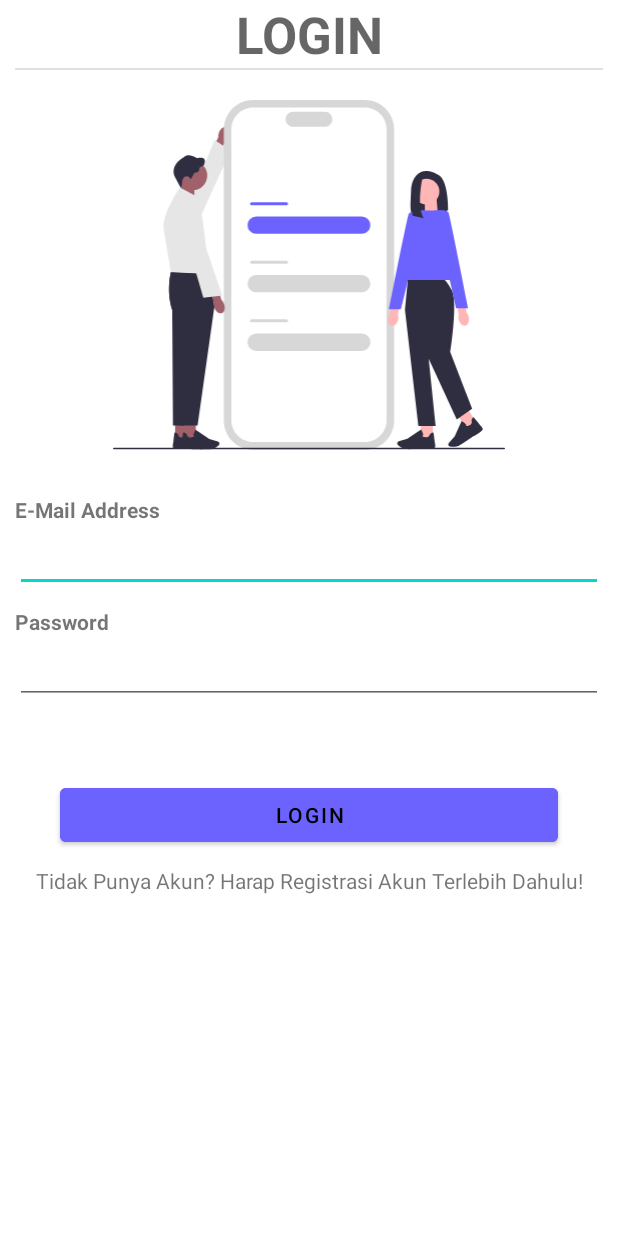
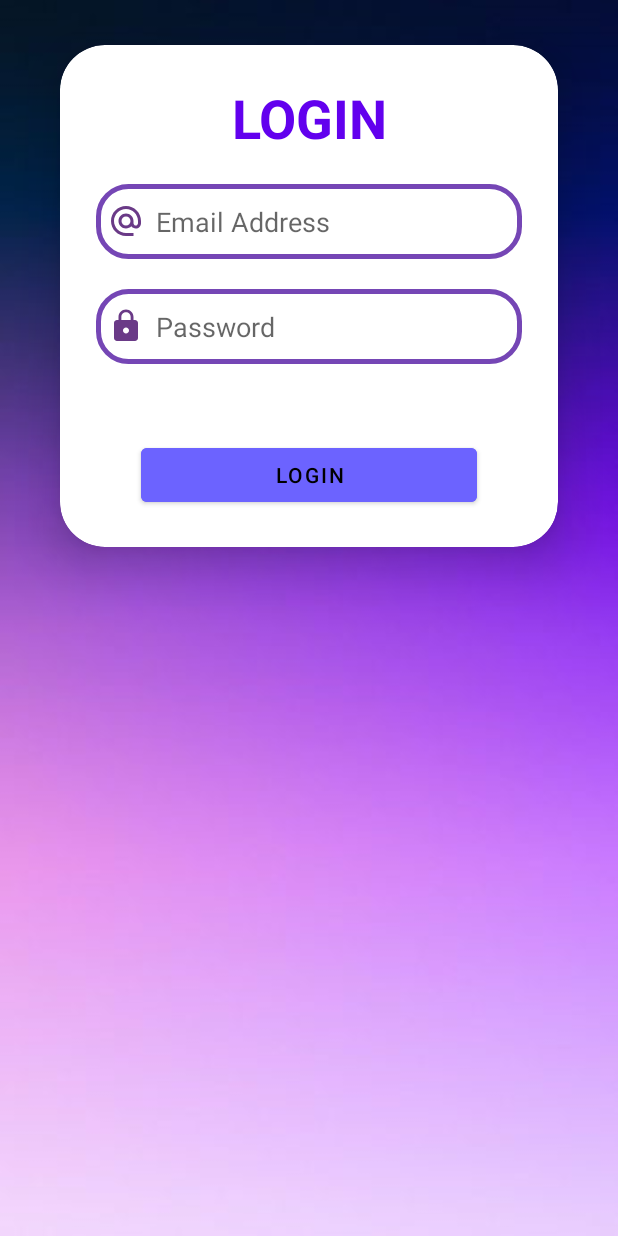
Before and after one commit to KuroiiDev/ngabsen_android, an Android app: the screen it shows after launch (LoginActivity), on a phone screen of 412 x 824 dp. Run offline under Robolectric (Android 15) with nearby library versions, the phone set to English and light mode, and no system bars; our stand-ins replace Firebase (no records; nobody signed in at launch, a user with empty details on screens opened directly); 2 statements that could not run were skipped.

Commit message:
rombak lagi T-T

```diff
--- /dev/null
+++ b/app/src/main/res/drawable/custom_edittexts.xml
@@ -0,0 +1,9 @@
+<?xml version="1.0" encoding="utf-8"?>
+<shape xmlns:android="http://schemas.android.com/apk/res/android"
+    android:shape="rectangle">
+    <stroke
+        android:width="3dp"
+        android:color="#7546B5"/>
+    <corners
+        android:radius="20dp"/>
+</shape>
--- /dev/null
+++ b/app/src/main/res/drawable/email_icon.xml
@@ -0,0 +1,5 @@
+<vector android:height="24dp" android:tint="#6A3A87"
+    android:viewportHeight="24" android:viewportWidth="24"
+    android:width="24dp" xmlns:android="http://schemas.android.com/apk/res/android">
+    <path android:fillColor="@android:color/white" android:pathData="M12,2C6.48,2 2,6.48 2,12s4.48,10 10,10h5v-2h-5c-4.34,0 -8,-3.66 -8,-8s3.66,-8 8,-8 8,3.66 8,8v1.43c0,0.79 -0.71,1.57 -1.5,1.57s-1.5,-0.78 -1.5,-1.57L17,12c0,-2.76 -2.24,-5 -5,-5s-5,2.24 -5,5 2.24,5 5,5c1.38,0 2.64,-0.56 3.54,-1.47 0.65,0.89 1.77,1.47 2.96,1.47 1.97,0 3.5,-1.6 3.5,-3.57L22,12c0,-5.52 -4.48,-10 -10,-10zM12,15c-1.66,0 -3,-1.34 -3,-3s1.34,-3 3,-3 3,1.34 3,3 -1.34,3 -3,3z"/>
+</vector>
--- /dev/null
+++ b/app/src/main/res/drawable/password_icon.xml
@@ -0,0 +1,5 @@
+<vector android:height="24dp" android:tint="#6A3A87"
+    android:viewportHeight="24" android:viewportWidth="24"
+    android:width="24dp" xmlns:android="http://schemas.android.com/apk/res/android">
+    <path android:fillColor="@android:color/white" android:pathData="M18,8h-1L17,6c0,-2.76 -2.24,-5 -5,-5S7,3.24 7,6v2L6,8c-1.1,0 -2,0.9 -2,2v10c0,1.1 0.9,2 2,2h12c1.1,0 2,-0.9 2,-2L20,10c0,-1.1 -0.9,-2 -2,-2zM12,17c-1.1,0 -2,-0.9 -2,-2s0.9,-2 2,-2 2,0.9 2,2 -0.9,2 -2,2zM15.1,8L8.9,8L8.9,6c0,-1.71 1.39,-3.1 3.1,-3.1 1.71,0 3.1,1.39 3.1,3.1v2z"/>
+</vector>
--- a/app/src/main/res/layout/activity_login.xml
+++ b/app/src/main/res/layout/activity_login.xml
@@ -6,15 +6,68 @@
     android:layout_height="match_parent"
     tools:context=".MainActivity"
     android:orientation="vertical"
+    android:background="@drawable/bg_login"
     android:paddingHorizontal="10dp">
 
-    <TextView
+    <androidx.cardview.widget.CardView
         android:layout_width="match_parent"
         android:layout_height="wrap_content"
-        android:textStyle="bold"
-        android:text="LOGIN"
-        android:textAppearance="@style/TextAppearance.AppCompat.Display1"
-        android:textAlignment="center"/>
+        android:layout_margin="30dp"
+        app:cardCornerRadius="30dp"
+        app:cardElevation="20dp"
+        android:background="@drawable/custom_edittexts">
+
+        <LinearLayout
+            android:layout_width="match_parent"
+            android:layout_height="wrap_content"
+            android:orientation="vertical"
+            android:layout_gravity="center_horizontal"
+            android:padding="24dp">
+
+            <TextView
+                android:layout_width="match_parent"
+                android:layout_height="wrap_content"
+                android:textStyle="bold"
+                android:text="LOGIN"
+                android:textSize="36sp"
+                android:textColor="@color/purple_500"
+                android:textAlignment="center"/>
+            <EditText
+                android:id="@+id/email"
+                android:layout_width="match_parent"
+                android:layout_height="50dp"
+                android:background="@drawable/custom_edittexts"
+                android:inputType="textEmailAddress"
+                android:drawableLeft="@drawable/email_icon"
+                android:drawablePadding="8dp"
+                android:hint="Email Address"
+                android:padding="8dp"
+                android:layout_marginTop="20dp"/>
+            <EditText
+                android:id="@+id/password"
+                android:layout_width="match_parent"
+                android:layout_height="50dp"
+                android:background="@drawable/custom_edittexts"
+                android:inputType="textPassword"
+                android:drawableLeft="@drawable/password_icon"
+                android:drawablePadding="8dp"
+                android:hint="Password"
+                android:padding="8dp"
+                android:layout_marginTop="20dp"/>
+            <Button
+                android:layout_marginTop="50dp"
+                android:layout_marginHorizontal="30dp"
+                android:id="@+id/login"
+                android:layout_width="match_parent"
+                android:layout_height="wrap_content"
+                android:text="Login"
+                android:backgroundTint="@color/button_background_color"
+                android:textColor="@color/button_text_color"/>
+        </LinearLayout>
+    </androidx.cardview.widget.CardView>
+
+    <!--
+
 
     <View
         android:id="@+id/divider"
@@ -35,12 +88,7 @@
         android:text="E-Mail Address"
         android:labelFor="@+id/email"
         android:textStyle="bold"/>
-    <EditText
-        android:id="@+id/email"
-        android:layout_width="match_parent"
-        android:layout_height="wrap_content"
-        android:ems="10"
-        android:inputType="textEmailAddress"/>
+
 
     <TextView
         android:layout_marginTop="10dp"
@@ -64,22 +112,14 @@
         android:visibility="gone" />
 
 
-    <Button
-        android:layout_marginTop="50dp"
-        android:layout_marginHorizontal="30dp"
-        android:id="@+id/login"
-        android:layout_width="match_parent"
-        android:layout_height="wrap_content"
-        android:text="Login"
-        android:backgroundTint="@color/button_background_color"
-        android:textColor="@color/button_text_color"/>
+
     <TextView
         android:layout_marginTop="10dp"
         android:id="@+id/textRegister"
         android:layout_width="match_parent"
         android:layout_height="wrap_content"
         android:text="Tidak Punya Akun? Harap Registrasi Akun Terlebih Dahulu!"
-        android:textAlignment="center" />
+        android:textAlignment="center" />-->
 
 
 </LinearLayout>
```
Also changed, not shown: app/src/main/res/drawable/bg_login.png (added).
